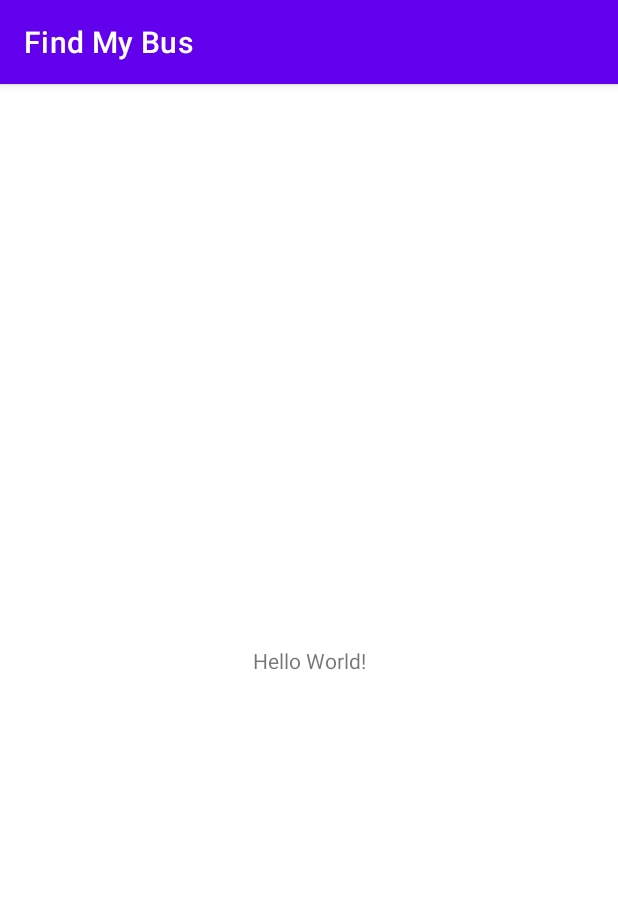
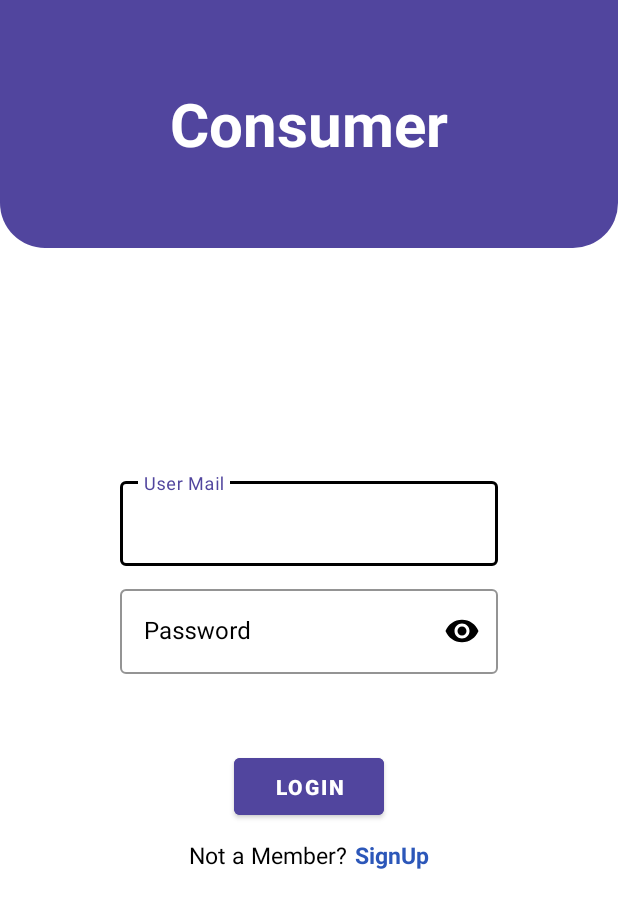
Before and after one commit to asmrayat/Find-My-Bus, an Android app: the screen it shows after launch (MainActivity before the commit, login after it), on a phone screen of 412 x 824 dp. Shown: the top 908 px of the screen. Run offline under Robolectric (Android 15) with nearby library versions, the phone set to English and light mode, and no system bars.

Commit message:
login update

```diff
--- a/app/src/main/AndroidManifest.xml
+++ b/app/src/main/AndroidManifest.xml
@@ -14,7 +14,13 @@
         android:theme="@style/Theme.FindMyBus"
         tools:targetApi="31">
         <activity
+            android:name=".signup"
+            android:exported="false" />
+        <activity
             android:name=".MainActivity"
+            android:exported="false" />
+        <activity
+            android:name=".login"
             android:exported="true">
             <intent-filter>
                 <action android:name="android.intent.action.MAIN" />
--- /dev/null
+++ b/app/src/main/java/com/algostackbd/findmybus/login.java
@@ -0,0 +1,29 @@
+package com.algostackbd.findmybus;
+
+import androidx.appcompat.app.AppCompatActivity;
+
+import android.content.Intent;
+import android.os.Bundle;
+import android.view.View;
+import android.widget.TextView;
+
+public class login extends AppCompatActivity {
+
+    TextView signup;
+
+    @Override
+    protected void onCreate(Bundle savedInstanceState) {
+        super.onCreate(savedInstanceState);
+        setContentView(R.layout.activity_login);
+
+        signup = findViewById(R.id.signupTxt);
+
+        signup.setOnClickListener(new View.OnClickListener() {
+            @Override
+            public void onClick(View v) {
+                Intent loginIntent = new Intent(login.this,signup.class);
+                startActivity(loginIntent);
+            }
+        });
+    }
+}
--- /dev/null
+++ b/app/src/main/res/drawable/login_header.xml
@@ -0,0 +1,17 @@
+<?xml version="1.0" encoding="utf-8"?>
+<shape xmlns:android="http://schemas.android.com/apk/res/android"
+
+    android:shape="rectangle"
+    >
+
+    <gradient
+        android:startColor="#51459e"
+        android:endColor="#51459e"
+        >
+    </gradient>
+    <corners
+        android:bottomRightRadius="30dp"
+        android:bottomLeftRadius="30dp"
+        ></corners>
+
+</shape>
--- /dev/null
+++ b/app/src/main/res/layout/activity_login.xml
@@ -0,0 +1,125 @@
+<?xml version="1.0" encoding="utf-8"?>
+<LinearLayout xmlns:android="http://schemas.android.com/apk/res/android"
+    xmlns:app="http://schemas.android.com/apk/res-auto"
+    xmlns:tools="http://schemas.android.com/tools"
+    android:layout_width="match_parent"
+    android:layout_height="match_parent"
+    tools:context=".login"
+    android:weightSum="5"
+    android:orientation="vertical"
+    android:background="@color/white"
+    >
+
+
+
+    <LinearLayout
+        android:background="@drawable/login_header"
+        android:layout_weight="4"
+        android:layout_width="match_parent"
+        android:layout_height="match_parent">
+        <TextView
+            android:layout_width="match_parent"
+            android:layout_height="match_parent"
+            android:gravity="center"
+            android:textSize="40dp"
+            android:textColor="@color/white"
+            android:textStyle="bold"
+            android:text="Consumer"
+            ></TextView>
+    </LinearLayout>
+
+    <LinearLayout
+        android:layout_weight="1"
+        android:layout_width="match_parent"
+        android:layout_height="match_parent"
+        android:orientation="vertical">
+
+        <com.google.android.material.textfield.TextInputLayout
+            android:id="@+id/txtusername"
+            android:layout_width="match_parent"
+            android:layout_height="wrap_content"
+            android:layout_marginTop="150dp"
+            android:layout_marginLeft="80dp"
+            android:layout_marginRight="80dp"
+            android:hint="User Mail"
+            android:gravity="center"
+            app:hintTextColor="#51459e"
+            app:boxStrokeColor="@color/black"
+            android:textColorHint="@color/black"
+            app:boxBackgroundColor="@color/white"
+            style="@style/Widget.MaterialComponents.TextInputLayout.OutlinedBox">
+            >
+
+            <com.google.android.material.textfield.TextInputEditText
+                android:layout_width="match_parent"
+                android:layout_height="wrap_content"
+                android:id="@+id/txtuser"
+                android:textColor="@color/black"
+                android:inputType="text"
+                />
+        </com.google.android.material.textfield.TextInputLayout>
+
+        <com.google.android.material.textfield.TextInputLayout
+            android:id="@+id/txtpassword"
+            app:endIconMode="password_toggle"
+            android:layout_width="match_parent"
+            android:layout_height="wrap_content"
+            android:layout_marginTop="10dp"
+            android:layout_marginLeft="80dp"
+            android:layout_marginRight="80dp"
+            android:hint="Password"
+            app:hintTextColor="#51459e"
+            app:boxStrokeColor="@color/black"
+            android:textColorHint="@color/black"
+            app:endIconTint="@color/black"
+            app:boxBackgroundColor="@color/white"
+            style="@style/Widget.MaterialComponents.TextInputLayout.OutlinedBox">
+            >
+
+            <com.google.android.material.textfield.TextInputEditText
+                android:layout_width="match_parent"
+                android:layout_height="wrap_content"
+                android:id="@+id/txtpass"
+                android:textColor="@color/black"
+                android:inputType="textPassword"
+                />
+        </com.google.android.material.textfield.TextInputLayout>
+
+        <Button
+
+            android:layout_width="100dp"
+            android:layout_height="50dp"
+            android:backgroundTint="#51459e"
+            android:text="Login"
+            android:textStyle="bold"
+            android:textColor="#ffffff"
+            android:layout_gravity="center"
+            android:layout_marginTop="50dp"
+            />
+        <LinearLayout
+            android:layout_width="match_parent"
+            android:layout_height="wrap_content"
+            android:orientation="horizontal"
+            android:gravity="center"
+            android:layout_marginTop="10dp"
+            >
+            <TextView
+                android:layout_width="wrap_content"
+                android:layout_height="match_parent"
+                android:text="Not a Member?"
+                android:textSize="15dp"
+                android:textColor="@color/black"
+                />
+            <TextView
+                android:id="@+id/signupTxt"
+                android:layout_marginLeft="5dp"
+                android:layout_width="wrap_content"
+                android:layout_height="match_parent"
+                android:text="SignUp"
+                android:textSize="15dp"
+                android:textStyle="bold"
+                android:textColor="#2c57b9"
+                />
+        </LinearLayout>
+    </LinearLayout>
+</LinearLayout>
--- a/app/src/main/res/values-night/themes.xml
+++ b/app/src/main/res/values-night/themes.xml
@@ -1,9 +1,9 @@
 <resources xmlns:tools="http://schemas.android.com/tools">
     <!-- Base application theme. -->
-    <style name="Theme.FindMyBus" parent="Theme.MaterialComponents.DayNight.DarkActionBar">
+    <style name="Theme.FindMyBus" parent="Theme.MaterialComponents.DayNight.NoActionBar">
         <!-- Primary brand color. -->
         <item name="colorPrimary">@color/purple_200</item>
-        <item name="colorPrimaryVariant">@color/purple_700</item>
+        <item name="colorPrimaryVariant">#51459e</item>
         <item name="colorOnPrimary">@color/black</item>
         <!-- Secondary brand color. -->
         <item name="colorSecondary">@color/teal_200</item>
--- a/app/src/main/res/values/themes.xml
+++ b/app/src/main/res/values/themes.xml
@@ -1,9 +1,9 @@
 <resources xmlns:tools="http://schemas.android.com/tools">
     <!-- Base application theme. -->
-    <style name="Theme.FindMyBus" parent="Theme.MaterialComponents.DayNight.DarkActionBar">
+    <style name="Theme.FindMyBus" parent="Theme.MaterialComponents.DayNight.NoActionBar">
         <!-- Primary brand color. -->
         <item name="colorPrimary">@color/purple_500</item>
-        <item name="colorPrimaryVariant">@color/purple_700</item>
+        <item name="colorPrimaryVariant">#51459e</item>
         <item name="colorOnPrimary">@color/white</item>
         <!-- Secondary brand color. -->
         <item name="colorSecondary">@color/teal_200</item>
```
Also changed, not shown: app/build.gradle (+32 -3 lines), app/src/main/java/com/algostackbd/findmybus/signup.java (added, +28 -0 lines), app/src/main/res/layout/activity_signup.xml (added, +169 -0 lines).
